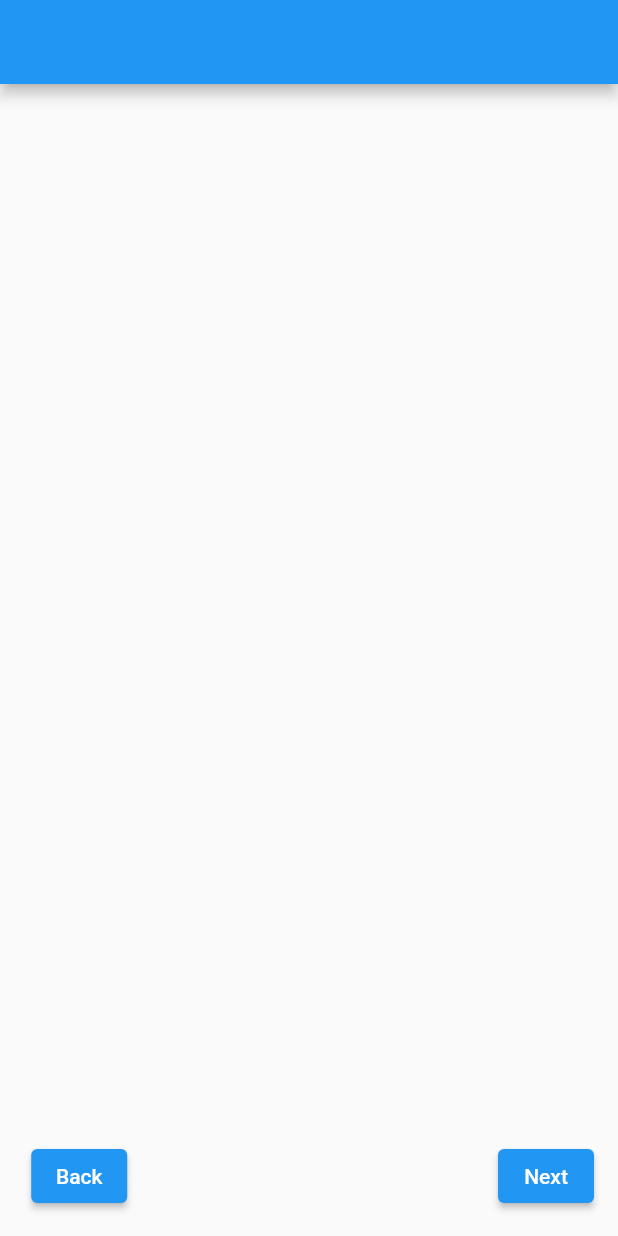
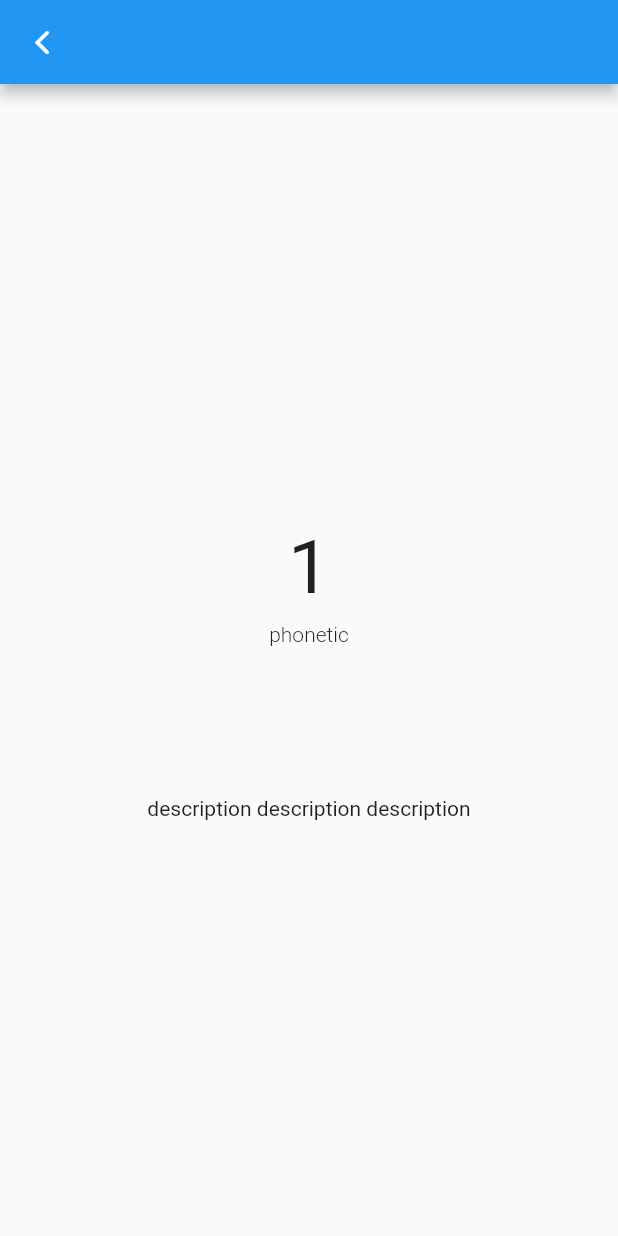
Before and after one commit to Aliamrol/Review, a Flutter app: the screen it shows after launch, on a phone screen of 412 x 824 dp. Run offline on Flutter 3.47's test engine with Material 2 defaults, Android fonts, the phone set to English and light mode, and no system bars; our stand-ins replace bloc, dio, flutter_bloc.

Commit message:
feat: add card Entity , lesson Entity & json_Serialization

```diff
--- a/lib/UI/Screens/review_page.dart
+++ b/lib/UI/Screens/review_page.dart
@@ -19,36 +19,16 @@ class _ReviewPageState extends State<ReviewPage> {
   @override
   Widget build(BuildContext context) {
     return Scaffold(
-      appBar: AppBar(),
-      floatingActionButton: Row(
-        mainAxisAlignment: MainAxisAlignment.end,
-        children: [
-          ElevatedButton(
-              onPressed: () {
-                BlocProvider.of<FlashCardBloc>(context)
-                    .add(FlashCardBackEvent());
-              },
-              child: Text("Back")),
-          SizedBox(
-            width: MediaQuery.of(context).size.width * 0.60,
-          ),
-          ElevatedButton(
-              onPressed: () {
-                BlocProvider.of<FlashCardBloc>(context)
-                    .add(FlashCardNextEvent());
-              },
-              child: Text("Next")),
-        ],
+      appBar: AppBar(
+        leading: IconButton(
+          icon: Icon(CupertinoIcons.back),
+          onPressed: () {},
+        ),
       ),
-
       // must implement with page view builder
-      body: ShowCardWidget(
-        cardEntity: CardEntity(
-            imageUrl: '',
-            originalTitle: "",
-            pronunciation: "",
-            translation: ""),
-      ),
+      body: PageView.builder(
+          itemBuilder: (context, int) =>
+              ShowCardWidget(cardEntity: CardEntity(id: 1))),
     );
   }
 }
--- a/lib/UI/Widgets/show_card_widget.dart
+++ b/lib/UI/Widgets/show_card_widget.dart
@@ -1,12 +1,10 @@
 import 'package:flutter/cupertino.dart';
-
-import '../../bloc/flash_card_bloc.dart';
 import '../../models/card_entity.dart';
 
 class ShowCardWidget extends StatefulWidget {
   late CardEntity cardEntity;
 
-  ShowCardWidget({required this.cardEntity});
+  ShowCardWidget({super.key, required this.cardEntity});
 
   @override
   State<StatefulWidget> createState() => _ShowCardWidget();
@@ -24,22 +22,23 @@ class _ShowCardWidget extends State<ShowCardWidget> {
           height: MediaQuery.of(context).size.height * 0.02,
         ),
         Text(
-          widget.cardEntity.originalTitle,
+          widget.cardEntity.id.toString() ?? "TITLE",
           style: TextStyle(
-              fontSize: MediaQuery.of(context).textScaleFactor * 30,
+              fontSize: MediaQuery.of(context).textScaleFactor * 50,
               fontWeight: FontWeight.w400),
         ),
         SizedBox(
           height: MediaQuery.of(context).size.height * 0.008,
         ),
         Text(
-          widget.cardEntity.pronunciation,
+          widget.cardEntity.phonetic ?? "phonetic",
           style: TextStyle(fontWeight: FontWeight.w300, fontSize: 14),
         ),
         const SizedBox(
           height: 100,
         ),
-        Text(widget.cardEntity.translation)
+        Text(widget.cardEntity.description ??
+            "description description description")
       ],
     ));
   }
--- a/lib/models/card_entity.dart
+++ b/lib/models/card_entity.dart
@@ -4,16 +4,25 @@ part 'card_entity.g.dart';
 
 @JsonSerializable()
 class CardEntity {
-  final String imageUrl;
-  final String originalTitle;
-  final String translation;
-  final String pronunciation;
+  final int id;
+  Map<String, dynamic>? mainTranslation;
+  String? type;
+  String? description;
+  int? position;
+  String? updatedAt;
+  String? title;
+  String? phonetic;
 
-  CardEntity(
-      {required this.imageUrl,
-      required this.originalTitle,
-      required this.translation,
-      required this.pronunciation});
+  CardEntity({
+    required this.id,
+    this.mainTranslation,
+    this.type,
+    this.description,
+    this.position,
+    this.updatedAt,
+    this.title,
+    this.phonetic,
+  });
 
   factory CardEntity.fromJson(Map<String, dynamic> json) =>
       _$CardEntityFromJson(json);
```
Also changed, not shown: lib/models/card_entity.g.dart, lib/models/lesson_entity.g.dart (added).
